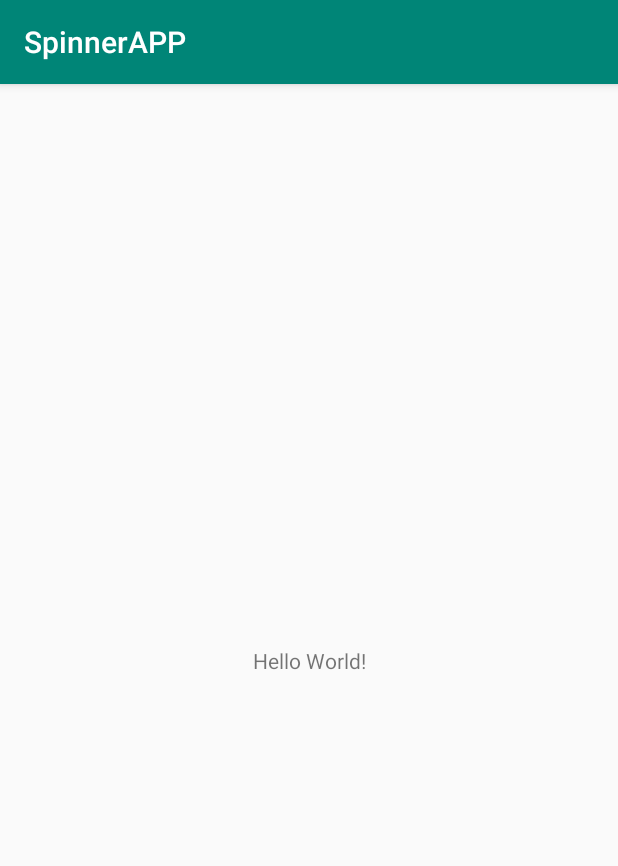
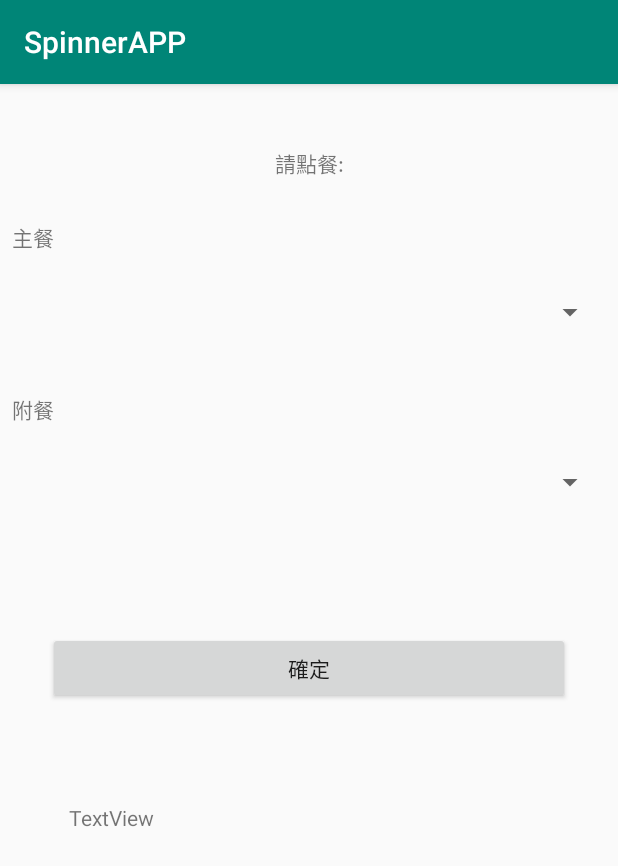
Before and after one commit to gigoallen/SpinnerAPP0511, an Android app: the screen it shows after launch (MainActivity), on a phone screen of 412 x 824 dp. Shown: the top 866 px of the screen. Run offline under Robolectric (Android 15) with nearby library versions, the phone set to English and light mode, and no system bars.

Commit message:
完成布局

```diff
--- a/app/src/main/res/layout/activity_main.xml
+++ b/app/src/main/res/layout/activity_main.xml
@@ -7,12 +7,86 @@
     tools:context=".MainActivity">
 
     <TextView
+        android:id="@+id/textView"
         android:layout_width="wrap_content"
         android:layout_height="wrap_content"
-        android:text="Hello World!"
-        app:layout_constraintBottom_toBottomOf="parent"
-        app:layout_constraintLeft_toLeftOf="parent"
-        app:layout_constraintRight_toRightOf="parent"
+        android:layout_marginTop="42dp"
+        android:text="請點餐:"
+        app:layout_constraintEnd_toEndOf="parent"
+        app:layout_constraintStart_toStartOf="parent"
         app:layout_constraintTop_toTopOf="parent" />
 
+    <TextView
+        android:id="@+id/textView2"
+        android:layout_width="wrap_content"
+        android:layout_height="wrap_content"
+        android:layout_marginStart="46dp"
+        android:layout_marginLeft="46dp"
+        android:layout_marginTop="66dp"
+        android:text="TextView"
+        app:layout_constraintStart_toStartOf="parent"
+        app:layout_constraintTop_toBottomOf="@+id/button" />
+
+    <Button
+        android:id="@+id/button"
+        android:layout_width="0dp"
+        android:layout_height="wrap_content"
+        android:layout_marginStart="32dp"
+        android:layout_marginLeft="32dp"
+        android:layout_marginTop="88dp"
+        android:layout_marginEnd="32dp"
+        android:layout_marginRight="32dp"
+        android:onClick="btnOK"
+        android:text="確定"
+        app:layout_constraintEnd_toEndOf="parent"
+        app:layout_constraintStart_toStartOf="parent"
+        app:layout_constraintTop_toBottomOf="@+id/sp_vice" />
+
+    <Spinner
+        android:id="@+id/sp_main"
+        android:layout_width="0dp"
+        android:layout_height="wrap_content"
+        android:layout_marginStart="8dp"
+        android:layout_marginLeft="8dp"
+        android:layout_marginTop="27dp"
+        android:layout_marginEnd="8dp"
+        android:layout_marginRight="8dp"
+        app:layout_constraintEnd_toEndOf="parent"
+        app:layout_constraintStart_toStartOf="parent"
+        app:layout_constraintTop_toBottomOf="@+id/textView3" />
+
+    <Spinner
+        android:id="@+id/sp_vice"
+        android:layout_width="0dp"
+        android:layout_height="wrap_content"
+        android:layout_marginStart="8dp"
+        android:layout_marginLeft="8dp"
+        android:layout_marginTop="26dp"
+        android:layout_marginEnd="8dp"
+        android:layout_marginRight="8dp"
+        app:layout_constraintEnd_toEndOf="parent"
+        app:layout_constraintStart_toStartOf="parent"
+        app:layout_constraintTop_toBottomOf="@+id/textView4" />
+
+    <TextView
+        android:id="@+id/textView3"
+        android:layout_width="wrap_content"
+        android:layout_height="wrap_content"
+        android:layout_marginStart="8dp"
+        android:layout_marginLeft="8dp"
+        android:layout_marginTop="91dp"
+        android:text="主餐"
+        app:layout_constraintStart_toStartOf="parent"
+        app:layout_constraintTop_toTopOf="parent" />
+
+    <TextView
+        android:id="@+id/textView4"
+        android:layout_width="wrap_content"
+        android:layout_height="wrap_content"
+        android:layout_marginStart="8dp"
+        android:layout_marginLeft="8dp"
+        android:layout_marginTop="42dp"
+        android:text="附餐"
+        app:layout_constraintStart_toStartOf="parent"
+        app:layout_constraintTop_toBottomOf="@+id/sp_main" />
 </android.support.constraint.ConstraintLayout>
--- /dev/null
+++ b/app/src/main/res/values/arrays.xml
@@ -0,0 +1,8 @@
+<?xml version="1.0" encoding="utf-8"?>
+<resources>
+    <string-array name="main_meal">
+        <item>牛排</item>
+        <item>義大利麵</item>
+        <item>滷肉飯</item>
+    </string-array>
+</resources>
```
